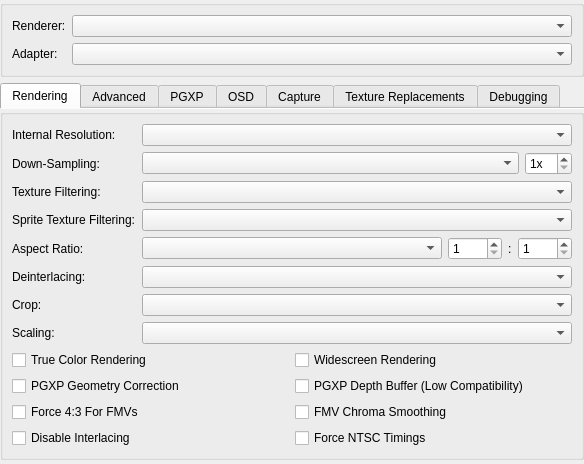
Old version of the form src/duckstation-qt/graphicssettingswidget.ui in the repository kofxi3584karlayang/duckstation.
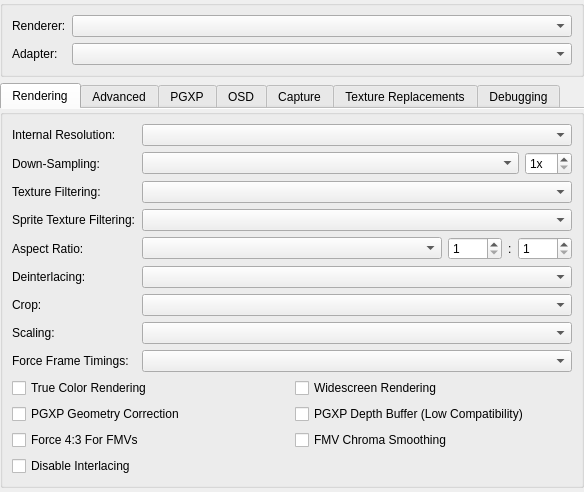
New version of the form.

Commit message: Reworked the "Force NTSC Timings" feature to support both NTSC and PAL frame timings (#3287)

Patch:
```diff
--- a/src/duckstation-qt/graphicssettingswidget.ui
+++ b/src/duckstation-qt/graphicssettingswidget.ui
@@ -201,7 +201,7 @@
           <item row="7" column="1">
            <widget class="QComboBox" name="displayScaling"/>
           </item>
-          <item row="8" column="0" colspan="2">
+          <item row="9" column="0" colspan="2">
            <layout class="QGridLayout" name="gridLayout_2">
             <item row="1" column="1">
              <widget class="QCheckBox" name="pgxpDepthBuffer">
@@ -217,13 +217,6 @@
               </property>
              </widget>
             </item>
-            <item row="3" column="1">
-             <widget class="QCheckBox" name="forceNTSCTimings">
-              <property name="text">
-               <string>Force NTSC Timings</string>
-              </property>
-             </widget>
-            </item>
             <item row="2" column="0">
              <widget class="QCheckBox" name="force43For24Bit">
               <property name="text">
@@ -274,6 +267,16 @@
           <item row="3" column="1">
            <widget class="QComboBox" name="spriteTextureFiltering"/>
           </item>
+          <item row="8" column="0">
+           <widget class="QLabel" name="forceFrameTimingsLabel">
+            <property name="text">
+             <string>Force Frame Timings:</string>
+            </property>
+           </widget>
+          </item>
+          <item row="8" column="1">
+           <widget class="QComboBox" name="forceFrameTimings"/>
+          </item>
          </layout>
         </widget>
        </item>
```
The commit also changes 11 other files.
